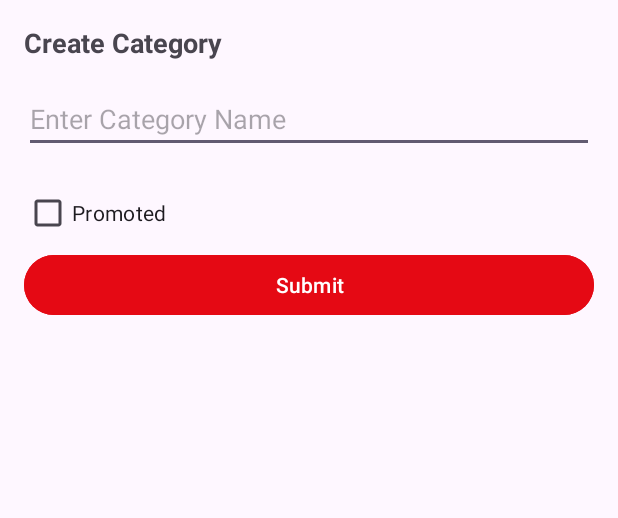
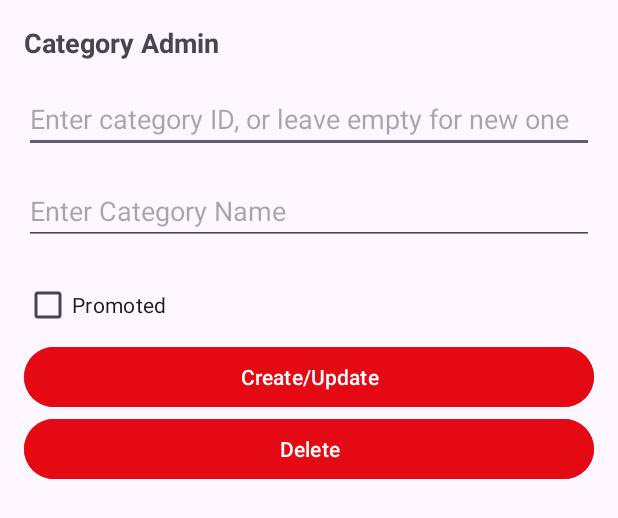
Before and after one commit to dvirberlo/AdvProgProj, an Android app: the layout fragment_category_admin.xml on its own in the app's theme, with its tools: preview values and no code run, on a phone screen of 412 x 824 dp. Shown: the top 518 px of the screen. Run offline under Robolectric (Android 15) with nearby library versions, the phone set to English and light mode, and no system bars.

Commit message:
add support for update and delete movies and categories

```diff
--- a/src/android-client/app/src/main/java/com/example/android_client/activities/home/HomeActivity.java
+++ b/src/android-client/app/src/main/java/com/example/android_client/activities/home/HomeActivity.java
@@ -31,7 +31,7 @@
         // Passing each menu ID as a set of Ids because each
         // menu should be considered as top level destinations.
         mAppBarConfiguration = new AppBarConfiguration.Builder(
-                R.id.nav_home, R.id.nav_search, R.id.nav_create_movie, R.id.nav_create_category)
+                R.id.nav_home, R.id.nav_search, R.id.nav_movie_admin, R.id.nav_category_admin)
                 .setOpenableLayout(drawer)
                 .build();
         NavController navController = Navigation.findNavController(this, R.id.nav_host_fragment_content_admin);
--- a/src/android-client/app/src/main/res/layout/fragment_create_category.xml
+++ b/src/android-client/app/src/main/res/layout/fragment_category_admin.xml
@@ -4,7 +4,7 @@
     xmlns:tools="http://schemas.android.com/tools"
     android:layout_width="match_parent"
     android:layout_height="match_parent"
-    tools:context=".activities.home.CreateCategoryFragment">
+    tools:context=".activities.home.CategoryAdminFragment">
 
     <LinearLayout
         android:layout_width="match_parent"
@@ -17,9 +17,19 @@
             android:layout_width="wrap_content"
             android:layout_height="wrap_content"
             android:layout_marginBottom="16dp"
-            android:text="@string/create_category"
+            android:text="@string/category_admin_title"
             android:textSize="18sp"
             android:textStyle="bold" />
+
+        <EditText
+            android:id="@+id/id"
+            android:layout_width="match_parent"
+            android:layout_height="wrap_content"
+            android:layout_marginBottom="16dp"
+            android:hint="@string/category_id_hint"
+            android:importantForAccessibility="yes"
+            android:inputType="text"
+            android:required="true" />
 
         <EditText
             android:id="@+id/name"
@@ -40,12 +50,21 @@
             android:id="@+id/promoted" />
 
         <Button
-            android:id="@+id/createButton"
+            android:id="@+id/submitCategoryButton"
             android:layout_width="match_parent"
             android:layout_height="wrap_content"
             android:backgroundTint="@color/red"
             android:importantForAccessibility="yes"
-            android:text="@string/submit"
+            android:text="@string/create_or_update"
+            android:textColor="@color/white" />
+
+        <Button
+            android:id="@+id/deleteCategoryButton"
+            android:layout_width="match_parent"
+            android:layout_height="wrap_content"
+            android:backgroundTint="@color/red"
+            android:importantForAccessibility="yes"
+            android:text="@string/delete"
             android:textColor="@color/white" />
 
     </LinearLayout>
--- a/src/android-client/app/src/main/res/values/strings.xml
+++ b/src/android-client/app/src/main/res/values/strings.xml
@@ -18,10 +18,11 @@
     <string name="nav_header_desc">Navigation header</string>
 
     <string name="menu_home">Home</string>
-    <string name="menu_create_movie">Create Movie</string>
-    <string name="menu_create_category">Create Category</string>
+    <string name="menu_movie_admin">Movie Admin</string>
+    <string name="menu_category_admin">Category Admin</string>
     <string name="menu_search">Search</string>
-    <string name="create_movie">Create Movie</string>
+
+    <string name="movie_admin">Movie Admin</string>
     <string name="movie_name_hint">Enter movie name</string>
     <string name="movie_description_hint">Enter movie description</string>
     <string name="movie_length_hint">Enter movie length</string>
@@ -29,11 +30,16 @@
     <string name="movie_release_year_hint">Enter release year</string>
     <string name="movie_file_hint">Choose Movie File</string>
     <string name="movie_thumbnail_hint">Choose Thumbnail File</string>
-    <string name="submit">Submit</string>
-    <string name="create_category">Create Category</string>
+    <string name="movie_id_hint">Enter movie ID, or leave empty for new one</string>
+
+    <string name="category_admin_title">Category Admin</string>
     <string name="category_name_hint">Enter Category Name</string>
     <string name="promoted">Promoted</string>
+    <string name="movie_categories_hint">Enter comma separated list of categories ID</string>
+    <string name="category_id_hint">Enter category ID, or leave empty for new one</string>
+
     <string name="required">Required</string>
-    <string name="movie_categories_hint">Enter comma seperated list of categories ID</string>
+    <string name="delete">Delete</string>
+    <string name="create_or_update">Create/Update</string>
 
 </resources>
```
Also changed, not shown: src/android-client/app/src/main/java/com/example/android_client/activities/home/CategoryAdminFragment.java (added, +82 -0 lines), src/android-client/app/src/main/java/com/example/android_client/activities/home/CreateCategoryFragment.java (deleted, +0 -57 lines), src/android-client/app/src/main/java/com/example/android_client/activities/home/MovieAdminFragment.java (renamed from src/android-client/app/src/main/java/com/example/android_client/activities/home/CreateMovieFragment.java, +45 -18 lines), src/android-client/app/src/main/res/menu/activity_main_drawer.xml (+4 -4 lines), src/android-client/app/src/main/res/navigation/mobile_navigation.xml (+8 -8 lines), src/android-client/app/src/main/res/layout/fragment_movie_admin.xml (renamed from src/android-client/app/src/main/res/layout/fragment_create_movie.xml).
